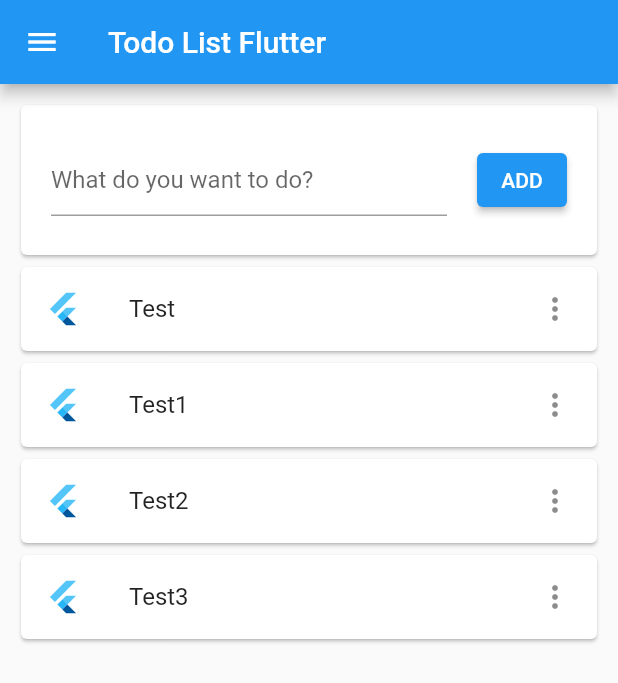
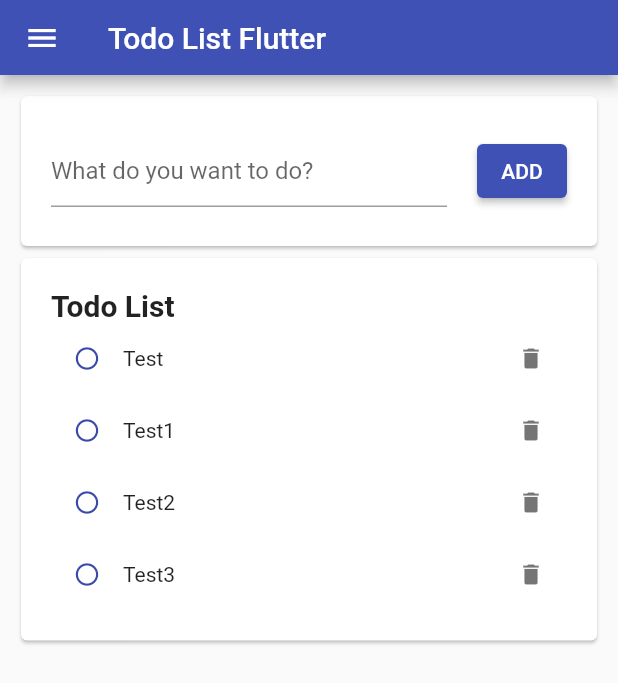
Before and after one commit to vdyakov/todo-list-flutter, a Flutter app: the screen it shows after launch, after a tap on "ADD", on a phone screen of 412 x 824 dp. Shown: the top 683 px of the screen. Run offline on Flutter 3.47's test engine with Material 2 defaults, Android fonts, the phone set to English and light mode, and no system bars.

Commit message:
feat: added form, navigation, todoList and todoItem widgets

```diff
--- a/lib/internal/application.dart
+++ b/lib/internal/application.dart
@@ -7,9 +7,10 @@ class App extends StatelessWidget {
     return MaterialApp(
       title: 'Flutter Demo',
       theme: ThemeData(
-        primarySwatch: Colors.blue,
+        primarySwatch: Colors.indigo,
+        primaryColor: Colors.indigo,
       ),
-      home: HomePage(title: 'Todo List Flutter'),
+      home: HomePage(),
     );
   }
 }
--- /dev/null
+++ b/lib/presentation/add_form/add_form.dart
@@ -0,0 +1,58 @@
+import 'package:flutter/material.dart';
+
+class AddForm extends StatelessWidget {
+  final Function(String) addToDo;
+
+  final _todoController = TextEditingController();
+
+  AddForm({required this.addToDo});
+
+  @protected
+  String getTodoTitle() {
+    final title = _todoController.text.toString();
+
+    _todoController.clear();
+
+    return title;
+  }
+
+  @override
+  Widget build(BuildContext context) {
+    final ButtonStyle buttonStyle = ElevatedButton.styleFrom(
+      fixedSize: Size(30, 20),
+    );
+
+    return Card(
+      child: InkWell(
+        splashColor: Colors.blue.withAlpha(30),
+        child: SizedBox(
+          height: 100,
+          child: Padding(
+            padding: EdgeInsets.all(20),
+            child: Row(
+              children: [
+                Expanded(
+                  child: TextField(
+                    controller: _todoController,
+                    decoration: InputDecoration(
+                      hintText: 'What do you want to do?',
+                    ),
+                  ),
+                ),
+                SizedBox(width: 20),
+                SizedBox(
+                  width: 60,
+                  child: ElevatedButton(
+                    style: buttonStyle,
+                    onPressed: () => this.addToDo(this.getTodoTitle()),
+                    child: Text('ADD'),
+                  ),
+                ),
+              ],
+            ),
+          ),
+        ),
+      ),
+    );
+  }
+}
--- a/lib/presentation/home_page/home_page.dart
+++ b/lib/presentation/home_page/home_page.dart
@@ -1,11 +1,12 @@
 import 'package:flutter/material.dart';
 import 'package:todo_list_flutter/helper/helper.dart';
 import 'package:todo_list_flutter/data/model/list_item_model.dart';
+import 'package:todo_list_flutter/presentation/add_form/add_form.dart';
+import 'package:todo_list_flutter/presentation/navigation/navigation.dart';
+import 'package:todo_list_flutter/presentation/todo_list/todo_list.dart';
 
 class HomePage extends StatefulWidget {
-  HomePage({Key? key, required this.title}) : super(key: key);
-
-  final String title;
+  HomePage({Key? key}) : super(key: key);
 
   @override
   _HomePageState createState() => _HomePageState();
@@ -20,81 +21,56 @@ class _HomePageState extends State<HomePage> {
     Helper.generateRow('Test3'),
   ];
 
+  void handleAddToDo(String title) {
+    if (title.isNotEmpty) {
+      setState(() {
+        this._data = [...this._data, Helper.generateRow(title)];
+      });
+    }
+  }
+
+  void handleRemoveItem(String itemId) {
+    setState(() {
+      this._data = this._data.where((RowModel item) => item.id != itemId).toList();
+    });
+  }
+
+  void handleCheckItem(String itemId) {
+    setState(() {
+      this._data = this._data.map((item) {
+        if (item.id == itemId) {
+          item.completed = true;
+        }
+
+        return item;
+      }).toList();
+    });
+  }
+
   @override
   Widget build(BuildContext context) {
     return Scaffold(
-      appBar: AppBar(
-        leading: IconButton(
-          icon: const Icon(Icons.menu),
-          tooltip: 'Menu',
-          onPressed: () {},
+      appBar: PreferredSize(
+        preferredSize: const Size.fromHeight(50),
+        child: CustomAppBar(title: 'Todo List Flutter'),
       ),
-        title: Text(widget.title),
-      ),
-      body: _getBody(),
-    );
-  }
-
-  // ToDo: вынести в отдельный класс
-  @protected
-  Widget _getBody() {
-    return SafeArea(
+      body: SafeArea(
         child: Padding(
           padding: EdgeInsets.all(10),
           child: ListView(
             children: [
-            Card(
-              child: InkWell(
-                splashColor: Colors.blue.withAlpha(30),
-                child: SizedBox(
-                  height: 100,
-                  child: Padding(
-                    padding: EdgeInsets.all(20),
-                    child: _getRowInput(),
+              AddForm(
+                addToDo: this.handleAddToDo,
               ),
+              TodoList(
+                todoList: this._data,
+                handleCheckItem: this.handleCheckItem,
+                handleRemoveItem: this.handleRemoveItem,
               ),
+            ],
           ),
-            ),
-            ...List.generate(_data.length, (index) {
-              return Card(
-                child: ListTile(
-                  leading: FlutterLogo(),
-                  title: Text(_data[index].title.toString()),
-                  trailing: Icon(Icons.more_vert),
-                ),
-              );
-            }),
-          ],
         ),
       ),
     );
   }
-
-  // ToDo: вынести в отдельный класс
-  Widget _getRowInput() {
-    final ButtonStyle buttonStyle =
-        ElevatedButton.styleFrom(fixedSize: Size(30, 20));
-
-    return Row(
-      children: [
-        Expanded(
-          child: TextField(
-            controller: null,
-            decoration: InputDecoration(
-              hintText: 'What do you want to do?',
-            ),
-          ),
-        ),
-        SizedBox(width: 20),
-        SizedBox(
-          width: 60,
-          child: ElevatedButton(
-            style: buttonStyle,
-            onPressed: () {},
-            child: Text('ADD'),
-          ),
-        ),
-      ],
-    );
 }
-}
--- /dev/null
+++ b/lib/presentation/navigation/navigation.dart
@@ -0,0 +1,19 @@
+import 'package:flutter/material.dart';
+
+class CustomAppBar extends StatelessWidget {
+  final String title;
+
+  CustomAppBar({required this.title});
+
+  @override
+  Widget build(BuildContext context) {
+    return AppBar(
+      leading: IconButton(
+        icon: Icon(Icons.menu),
+        tooltip: 'Menu',
+        onPressed: () {},
+      ),
+      title: Text(this.title),
+    );
+  }
+}
--- /dev/null
+++ b/lib/presentation/todo_item/todo_item.dart
@@ -0,0 +1,73 @@
+import 'package:flutter/material.dart';
+import 'package:todo_list_flutter/data/model/list_item_model.dart';
+
+class TodoItem extends StatelessWidget {
+  final RowModel todoItem;
+  final Function(String) handleRemoveItem;
+  final Function(String) handleCheckItem;
+
+  TodoItem({
+    required this.todoItem,
+    required this.handleRemoveItem,
+    required this.handleCheckItem,
+  });
+
+  @override
+  Widget build(BuildContext context) {
+    return Row(
+      children: [
+        _getCheckIcon(this.todoItem),
+        Expanded(
+          child: Text(this.todoItem.title.toString()),
+        ),
+        IconButton(
+          icon: const Icon(Icons.delete),
+          iconSize: 18,
+          color: Colors.black54,
+          onPressed: () => showDialog<String>(
+            context: context,
+            builder: (BuildContext context) => _getConfirmAlert(context),
+          ),
+        ),
+      ],
+    );
+  }
+
+  @protected
+  Widget _getCheckIcon(RowModel model) {
+    return !model.completed
+        ? IconButton(
+            icon: const Icon(Icons.circle_outlined),
+            iconSize: 18,
+            color: Colors.indigo.shade600,
+            onPressed: () => this.handleCheckItem(model.id),
+          )
+        : IconButton(
+            icon: const Icon(Icons.check_circle),
+            iconSize: 18,
+            disabledColor: Colors.indigo.shade100,
+            onPressed: null,
+          );
+  }
+
+  @protected
+  Widget _getConfirmAlert(BuildContext context) {
+    return AlertDialog(
+      title: const Text('Alert'),
+      content: const Text('Are you sure you want to remove this item?'),
+      actions: <Widget>[
+        TextButton(
+          onPressed: () {
+            this.handleRemoveItem(this.todoItem.id);
+            Navigator.pop(context, 'OK');
+          },
+          child: const Text('OK'),
+        ),
+        TextButton(
+          onPressed: () => Navigator.pop(context, 'Cancel'),
+          child: const Text('Cancel'),
+        ),
+      ],
+    );
+  }
+}
--- /dev/null
+++ b/lib/presentation/todo_list/todo_list.dart
@@ -0,0 +1,50 @@
+import 'package:flutter/cupertino.dart';
+import 'package:flutter/material.dart';
+import 'package:todo_list_flutter/data/model/list_item_model.dart';
+import 'package:todo_list_flutter/presentation/todo_item/todo_item.dart';
+
+class TodoList extends StatelessWidget {
+  final List<RowModel> todoList;
+  final Function(String) handleRemoveItem;
+  final Function(String) handleCheckItem;
+
+  TodoList({
+    required this.todoList,
+    required this.handleRemoveItem,
+    required this.handleCheckItem,
+  });
+
+  @override
+  Widget build(BuildContext context) {
+    final TextStyle textStyle =
+        const TextStyle(fontWeight: FontWeight.bold, fontSize: 20);
+
+    return Card(
+      child: InkWell(
+        splashColor: Colors.blue.withAlpha(30),
+        child: SizedBox(
+          child: Padding(
+            padding: EdgeInsets.all(20),
+            child: Column(
+              crossAxisAlignment: CrossAxisAlignment.start,
+              children: [
+                Text(
+                  'Todo List',
+                  overflow: TextOverflow.ellipsis,
+                  style: textStyle,
+                ),
+                ...this.todoList.isEmpty
+                    ? [Text('No Data to display')]
+                    : this.todoList.map((RowModel item) => TodoItem(
+                          todoItem: item,
+                          handleCheckItem: this.handleCheckItem,
+                          handleRemoveItem: this.handleRemoveItem,
+                        )),
+              ],
+            ),
+          ),
+        ),
+      ),
+    );
+  }
+}
```
Lines whose indentation alone changed are shown as unchanged.
